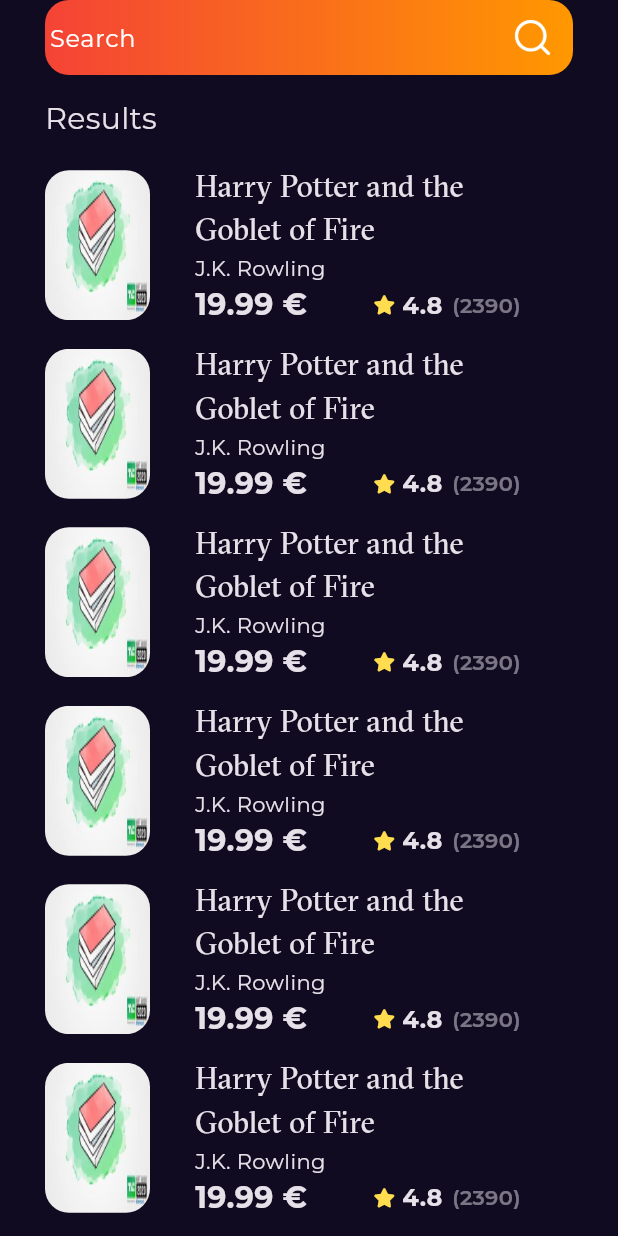
After one commit to carnage67694325/e_book, a Flutter app: the SearchView screen opened by its route, on a phone screen of 412 x 824 dp. The commit adds this screen. Run offline on Flutter 3.47's test engine with Material 3 defaults, Android fonts, the phone set to English and light mode, and no system bars; our stand-ins replace font_awesome_flutter, go_router, google_fonts; missing offline and left inert: dart:ffi.

Commit message:
created search view

```diff
--- a/lib/Features/home/presentation/views/widget/best_seller_book_list.dart
+++ b/lib/Features/home/presentation/views/widget/best_seller_book_list.dart
@@ -1,8 +1,8 @@
 import 'package:e_book/Features/home/presentation/views/widget/best_seller_card.dart';
 import 'package:flutter/material.dart';
 
-class BestSellerBookList extends StatelessWidget {
-  const BestSellerBookList({super.key});
+class VerticalBookList extends StatelessWidget {
+  const VerticalBookList({super.key});
 
   @override
   Widget build(BuildContext context) {
--- a/lib/Features/home/presentation/views/widget/best_seller_card.dart
+++ b/lib/Features/home/presentation/views/widget/best_seller_card.dart
@@ -13,7 +13,7 @@ class BestSellerCard extends StatelessWidget {
   Widget build(BuildContext context) {
     return GestureDetector(
       onTap: () {
-        GoRouter.of(context).push(AppRouter.kBookDetailsRoute);
+        GoRouter.of(context).push(AppRouter.kBookDetailsViewRoute);
       },
       child: Row(
         children: [
--- a/lib/Features/home/presentation/views/widget/book_details_view_body.dart
+++ b/lib/Features/home/presentation/views/widget/book_details_view_body.dart
@@ -1,9 +1,6 @@
-import 'package:e_book/Features/home/presentation/views/widget/book_card.dart';
 import 'package:e_book/Features/home/presentation/views/widget/book_details_section.dart';
-import 'package:e_book/Features/home/presentation/views/widget/book_rating.dart';
 import 'package:e_book/Features/home/presentation/views/widget/custom_book_details_app_bar.dart';
 import 'package:e_book/Features/home/presentation/views/widget/similar_books_section.dart';
-import 'package:e_book/core/utils/styles.dart';
 import 'package:e_book/core/utils/widgets/books_action.dart';
 import 'package:flutter/material.dart';
 
--- a/lib/Features/home/presentation/views/widget/custom_app_bar.dart
+++ b/lib/Features/home/presentation/views/widget/custom_app_bar.dart
@@ -1,5 +1,7 @@
+import 'package:e_book/core/utils/app_router.dart';
 import 'package:e_book/core/utils/assets.dart';
 import 'package:flutter/material.dart';
+import 'package:go_router/go_router.dart';
 
 class CustomAppBar extends StatelessWidget {
   const CustomAppBar({super.key});
@@ -14,7 +16,9 @@ class CustomAppBar extends StatelessWidget {
           height: 18,
         ),
         IconButton(
-          onPressed: () {},
+          onPressed: () {
+            GoRouter.of(context).push(AppRouter.kSearchViewRoute);
+          },
           icon: Image.asset(
             AssetsData.searchIcon,
             height: 28,
--- a/lib/Features/home/presentation/views/widget/home_view_body.dart
+++ b/lib/Features/home/presentation/views/widget/home_view_body.dart
@@ -51,7 +51,7 @@ class HomeViewBody extends StatelessWidget {
       ),
       const SliverPadding(
         padding: EdgeInsets.symmetric(horizontal: 30),
-        sliver: BestSellerBookList(),
+        sliver: VerticalBookList(),
       ),
     ]);
   }
--- /dev/null
+++ b/lib/Features/search/presentation/views/search_view.dart
@@ -0,0 +1,15 @@
+import 'package:e_book/Features/search/presentation/views/widgets/search_view_body.dart';
+import 'package:flutter/material.dart';
+
+class SearchView extends StatelessWidget {
+  const SearchView({super.key});
+
+  @override
+  Widget build(BuildContext context) {
+    return const Scaffold(
+      body: SafeArea(
+        child: SearchViewBody(),
+      ),
+    );
+  }
+}
--- /dev/null
+++ b/lib/Features/search/presentation/views/widgets/custom_search_textfield.dart
@@ -0,0 +1,44 @@
+import 'dart:ui';
+
+import 'package:e_book/constants.dart';
+import 'package:e_book/core/utils/assets.dart';
+import 'package:flutter/material.dart';
+
+class CustomSearchTextfield extends StatelessWidget {
+  const CustomSearchTextfield({super.key});
+
+  @override
+  Widget build(BuildContext context) {
+    return Padding(
+        padding: const EdgeInsets.symmetric(horizontal: 30),
+        child: Container(
+          height: 50,
+          width: 200,
+          decoration: BoxDecoration(
+              border: Border.all(color: kPrimaryColor.withOpacity(0)),
+              color: kPrimaryColor,
+              borderRadius: BorderRadius.circular(16),
+              gradient:
+                  const LinearGradient(colors: [Colors.red, Colors.orange])),
+          child: Padding(
+            padding: const EdgeInsets.all(2.0),
+            child: TextField(
+              // textAlign: TextAlign.center,
+              decoration: InputDecoration(
+                  hintText: 'Search',
+                  hintStyle: const TextStyle(
+                    color: Colors.white,
+                  ),
+                  suffixIcon: IconButton(
+                    onPressed: () {},
+                    icon: Image.asset(
+                      AssetsData.searchIcon,
+                      height: 28,
+                    ),
+                  ),
+                  border: InputBorder.none),
+            ),
+          ),
+        ));
+  }
+}
--- /dev/null
+++ b/lib/Features/search/presentation/views/widgets/search_view_body.dart
@@ -0,0 +1,41 @@
+import 'package:e_book/Features/home/presentation/views/widget/best_seller_book_list.dart';
+import 'package:e_book/Features/home/presentation/views/widget/book_card_list.dart';
+import 'package:e_book/Features/search/presentation/views/widgets/custom_search_textfield.dart';
+import 'package:e_book/core/utils/styles.dart';
+import 'package:flutter/material.dart';
+
+class SearchViewBody extends StatelessWidget {
+  const SearchViewBody({super.key});
+
+  @override
+  Widget build(BuildContext context) {
+    return const CustomScrollView(
+      slivers: [
+        SliverToBoxAdapter(
+          child: CustomSearchTextfield(),
+        ),
+        SliverToBoxAdapter(
+          child: SizedBox(
+            height: 15,
+          ),
+        ),
+        SliverToBoxAdapter(
+            child: Padding(
+          padding: EdgeInsets.symmetric(horizontal: 30),
+          child: Text(
+            'Results',
+            style: Styles.textStyle20,
+          ),
+        )),
+        SliverToBoxAdapter(
+          child: SizedBox(
+            height: 15,
+          ),
+        ),
+        SliverPadding(
+            padding: EdgeInsets.symmetric(horizontal: 30),
+            sliver: VerticalBookList())
+      ],
+    );
+  }
+}
--- a/lib/core/utils/app_router.dart
+++ b/lib/core/utils/app_router.dart
@@ -1,5 +1,6 @@
 import 'package:e_book/Features/home/presentation/views/book_details_view.dart';
 import 'package:e_book/Features/home/presentation/views/home_view.dart';
+import 'package:e_book/Features/search/presentation/views/search_view.dart';
 import 'package:e_book/Features/splash/presentation/views/splash_view.dart';
 import 'package:e_book/core/utils/animation/transition_animation.dart';
 import 'package:flutter/material.dart';
@@ -7,7 +8,8 @@ import 'package:go_router/go_router.dart';
 
 abstract class AppRouter {
   static const kHomeViewRoute = '/homeView';
-  static const kBookDetailsRoute = '/bookDetailsView';
+  static const kBookDetailsViewRoute = '/bookDetailsView';
+  static const kSearchViewRoute = '/searchView';
 
   static final router = GoRouter(
     routes: [
@@ -22,20 +24,20 @@ abstract class AppRouter {
               route: const HomeView());
         },
       ),
-      // GoRoute(
-      //   path: kBookDetailsRoute,
-      //   pageBuilder: (context, state) {
-      //     return TransitionAnimation.zoomInAnimatition(state,
-      //         route: const BookDetailsView());
-      //   },
-      // ),
       GoRoute(
-        path: kBookDetailsRoute,
+        path: kBookDetailsViewRoute,
         pageBuilder: (context, state) {
           return TransitionAnimation.slidingFromBottomAnimation(state,
               route: const BookDetailsView());
         },
       ),
+      GoRoute(
+        path: kSearchViewRoute,
+        pageBuilder: (context, state) {
+          return TransitionAnimation.slidingFromBottomAnimation(state,
+              route: const SearchView());
+        },
+      ),
     ],
   );
 }
```
